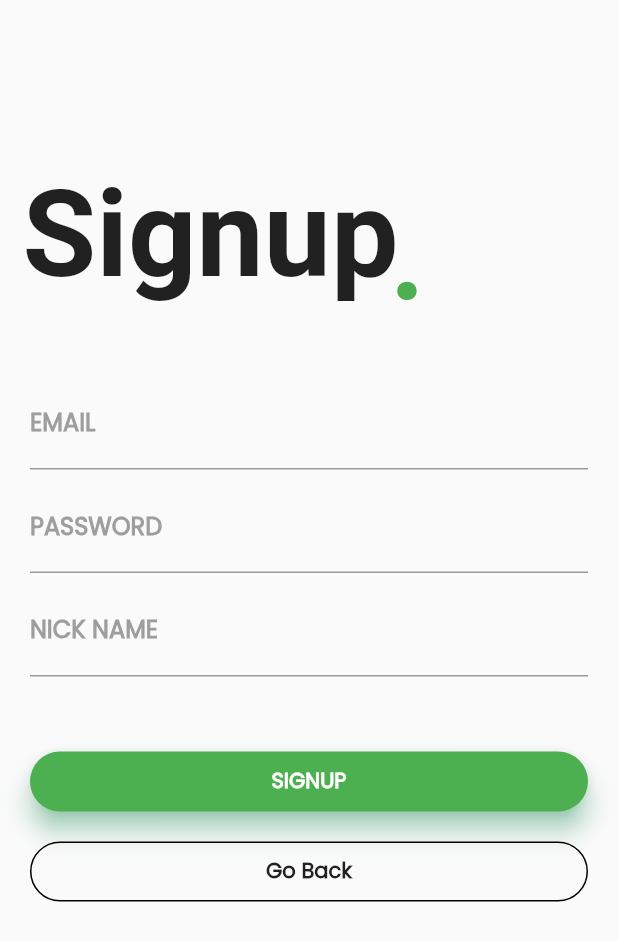
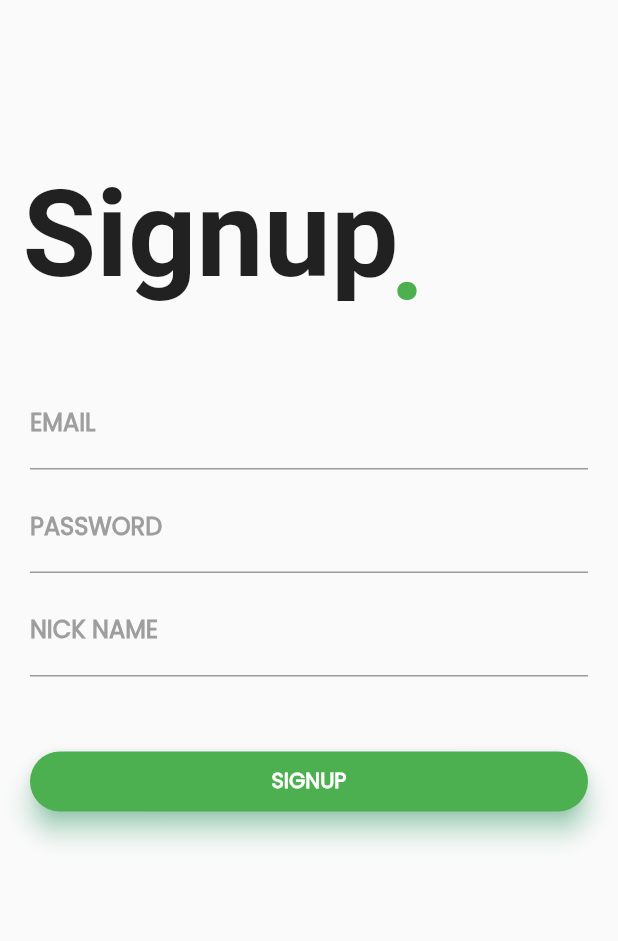
Before and after one commit to RomiBarkahSuas/UAS-Mobile-Programming, a Flutter app: the SignupPage screen opened by its route, on a phone screen of 412 x 824 dp. Shown: the top 941 px of the screen. Run offline on Flutter 3.47's test engine with Material 2 defaults, Android fonts, the phone set to English and light mode, and no system bars.

Commit message:
first commit

```diff
--- a/lib/homepage.dart
+++ b/lib/homepage.dart
@@ -191,6 +191,7 @@ class BottomNavItem extends StatelessWidget {
 class CategoryCard extends StatelessWidget {
   final String imgSrc;
   final String title;
+
   const CategoryCard({
     Key? key, required this.imgSrc, required this.title,
   }) : super(key: key);
@@ -208,6 +209,7 @@ class CategoryCard extends StatelessWidget {
           Image.asset(imgSrc),
           Spacer(),
           Text(title, style: TextStyle(fontSize: 12),)
+
         ],
       ),
     );
--- a/lib/signup.dart
+++ b/lib/signup.dart
@@ -82,8 +82,10 @@ class _SignupPageState extends State<SignupPage> {
                         shadowColor: Colors.greenAccent,
                         color: Colors.green,
                         elevation: 7.0,
-                        child: GestureDetector(
-                          onTap: () {},
+                        child: InkWell(
+                          onTap: () {
+                            Navigator.of(context).pop();
+                          },
                           child: Center(
                             child: Text(
                               'SIGNUP',
@@ -95,35 +97,6 @@ class _SignupPageState extends State<SignupPage> {
                           ),
                         ),
                       )),
-                  SizedBox(height: 20.0),
-                  Container(
-                    height: 40.0,
-                    color: Colors.transparent,
-                    child: Container(
-                      decoration: BoxDecoration(
-                          border: Border.all(
-                              color: Colors.black,
-                              style: BorderStyle.solid,
-                              width: 1.0),
-                          color: Colors.transparent,
-                          borderRadius: BorderRadius.circular(20.0)),
-                      child: InkWell(
-                        onTap: () {
-                          Navigator.of(context).pop();
-                        },
-                        child:
-
-                        Center(
-                          child: Text('Go Back',
-                              style: TextStyle(
-                                  fontWeight: FontWeight.bold,
-                                  fontFamily: 'Poppins')),
-                        ),
-
-
-                      ),
-                    ),
-                  ),
                 ],
               )),
           // SizedBox(height: 15.0),
--- a/pubspec.yaml
+++ b/pubspec.yaml
@@ -29,6 +29,7 @@ environment:
 dependencies:
   flutter:
     sdk: flutter
+  sqflite: ^2.0.0+3
 
 
   # The following adds the Cupertino Icons font to your application.
```
Also changed, not shown: lib/Get Started.dart (deleted, +0 -132 lines), lib/Payment.dart (+7 -1 lines), pubspec.lock, 1 other file.
